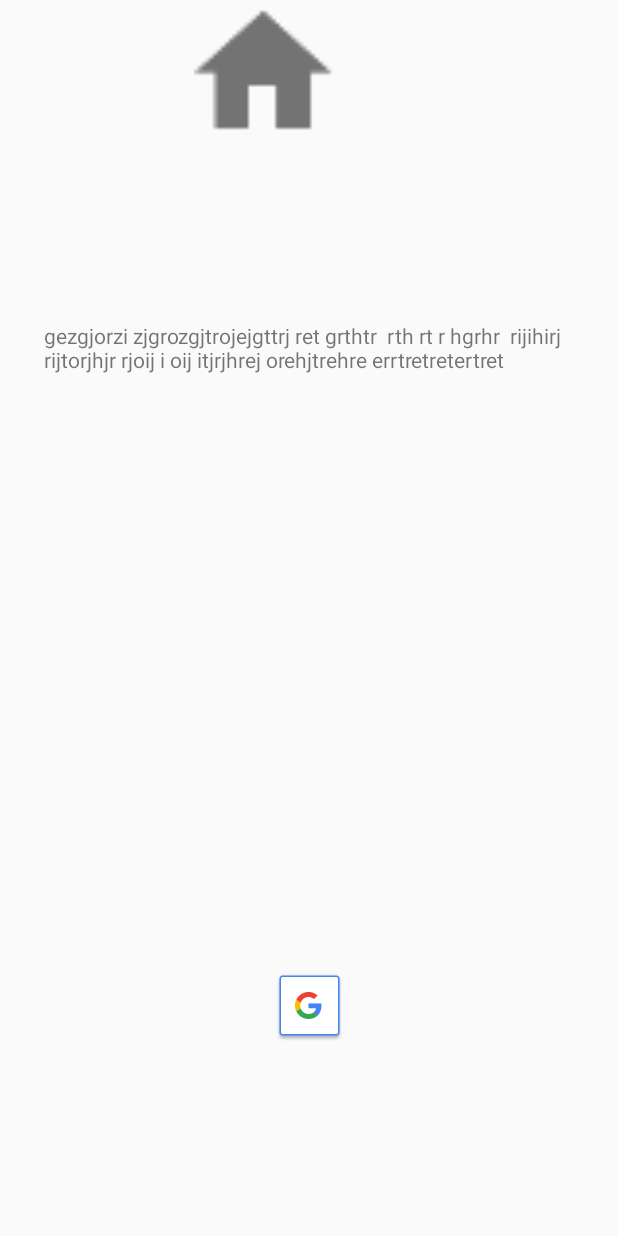
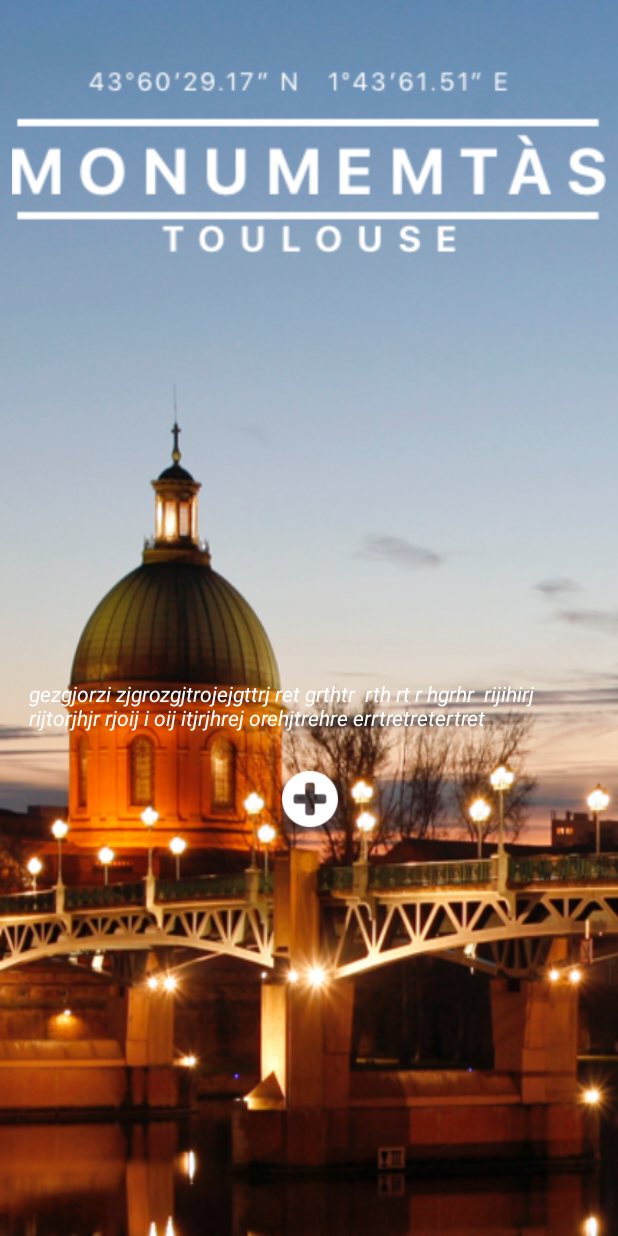
Before and after one commit to WildCodeSchool/android_hackathon3_patrimoine, an Android app: the layout activity_introduction.xml on its own in the app's theme, with its tools: preview values and no code run, on a phone screen of 412 x 824 dp. Run offline under Robolectric (Android 15) with nearby library versions, the phone set to English and light mode, and no system bars.

Commit message:
design, logo bla bla

```diff
--- a/app/src/main/AndroidManifest.xml
+++ b/app/src/main/AndroidManifest.xml
@@ -15,7 +15,7 @@
         android:supportsRtl="true"
         android:theme="@style/AppTheme">
         <activity android:name=".MainActivity" />
-        <activity android:name=".MapsActivity">
+        <activity android:name=".SplashScreenActivity">
             <intent-filter>
                 <action android:name="android.intent.action.MAIN" />
 
@@ -35,7 +35,7 @@
             android:value="@string/google_maps_key" />
 
         <activity
-            android:name=".SplashScreenActivity"
+            android:name=".MapsActivity"
             android:label="@string/title_activity_maps" />
         <activity android:name=".DescriptionActivity" />
 
--- a/app/src/main/java/patrimoine/wcs/fr/toulousemonuments/SplashScreenActivity.java
+++ b/app/src/main/java/patrimoine/wcs/fr/toulousemonuments/SplashScreenActivity.java
@@ -6,7 +6,7 @@ import android.os.Handler;
 import android.support.v7.app.AppCompatActivity;
 
 public class SplashScreenActivity extends AppCompatActivity {
-    private final int SPLASH_DISPLAY_LENGTH = 500;
+    private final int SPLASH_DISPLAY_LENGTH = 3000;
 
 
     @Override
--- a/app/src/main/res/layout/activity_introduction.xml
+++ b/app/src/main/res/layout/activity_introduction.xml
@@ -4,44 +4,49 @@
     xmlns:tools="http://schemas.android.com/tools"
     android:layout_width="match_parent"
     android:layout_height="match_parent"
+    android:background="@drawable/bckgrd"
     tools:context="patrimoine.wcs.fr.toulousemonuments.Introduction">
 
     <TextView
         android:id="@+id/textViewDescri"
-        android:layout_width="354dp"
-        android:layout_height="302dp"
-        android:layout_marginBottom="195dp"
+        android:layout_width="374dp"
+        android:layout_height="300dp"
+        android:layout_marginBottom="71dp"
         android:layout_marginEnd="8dp"
         android:layout_marginLeft="8dp"
         android:layout_marginRight="8dp"
         android:layout_marginStart="8dp"
+        android:textColor="@color/white"
+        android:textStyle="italic"
+        android:foregroundGravity="center_horizontal"
         android:text="gezgjorzi zjgrozgjtrojejgttrj ret grthtr  rth rt r hgrhr  rijihirj rijtorjhjr rjoij i oij itjrjhrej orehjtrehre errtretretertret"
         app:layout_constraintBottom_toBottomOf="parent"
         app:layout_constraintLeft_toLeftOf="parent"
-        app:layout_constraintRight_toRightOf="parent"
-        android:layout_marginTop="8dp"
-        app:layout_constraintTop_toBottomOf="@+id/imageViewTitreLogo" />
+        app:layout_constraintRight_toRightOf="parent" />
 
     <ImageView
         android:id="@+id/imageViewTitreLogo"
-        android:layout_width="352dp"
-        android:layout_height="93dp"
-        app:srcCompat="@drawable/ic_home"
-        tools:layout_editor_absoluteX="8dp"
-        tools:layout_editor_absoluteY="5dp" />
+        android:layout_width="match_parent"
+        android:layout_height="200dp"
+        android:layout_marginLeft="8dp"
+        android:layout_marginRight="8dp"
+        android:layout_marginTop="8dp"
+        app:layout_constraintLeft_toLeftOf="parent"
+        app:layout_constraintRight_toRightOf="parent"
+        app:layout_constraintTop_toTopOf="parent"
+        app:srcCompat="@drawable/nom_logo" />
 
     <ImageView
         android:id="@+id/imageViewValidation"
-        android:layout_width="wrap_content"
-        android:layout_height="wrap_content"
-        android:layout_marginBottom="8dp"
+        android:layout_width="57dp"
+        android:layout_height="37dp"
         android:layout_marginLeft="8dp"
         android:layout_marginRight="8dp"
-        android:layout_marginTop="8dp"
-        app:layout_constraintBottom_toBottomOf="parent"
         app:layout_constraintLeft_toLeftOf="parent"
         app:layout_constraintRight_toRightOf="parent"
-        app:layout_constraintTop_toBottomOf="@+id/textViewDescri"
-        app:srcCompat="@drawable/common_google_signin_btn_icon_dark" />
+        app:srcCompat="@drawable/plus_icon"
+        app:layout_constraintHorizontal_bias="0.501"
+        app:layout_constraintTop_toTopOf="@+id/imageViewTitreLogo"
+        android:layout_marginTop="506dp" />
 
 </android.support.constraint.ConstraintLayout>
--- a/app/src/main/res/layout/comment_item.xml
+++ b/app/src/main/res/layout/comment_item.xml
@@ -9,6 +9,7 @@
     <TextView
         android:id="@+id/textViewComment"
         android:textSize="20dp"
+        android:textColor="@color/white"
         android:layout_width="wrap_content"
         android:layout_height="wrap_content"
         android:layout_marginLeft="8dp"
--- a/app/src/main/res/layout/fragment_comment.xml
+++ b/app/src/main/res/layout/fragment_comment.xml
@@ -9,7 +9,8 @@
     <ListView
         android:id="@+id/listViewComment"
         android:layout_width="match_parent"
-        android:layout_height="match_parent" />
+        android:layout_height="match_parent"
+        />
 
     <android.support.design.widget.FloatingActionButton
         android:id="@+id/fab"
--- a/app/src/main/res/layout/fragment_desciption.xml
+++ b/app/src/main/res/layout/fragment_desciption.xml
@@ -59,7 +59,7 @@
             android:id="@+id/imageViewMonEtoile"
             android:layout_width="wrap_content"
             android:layout_height="wrap_content"
-            app:srcCompat="@android:drawable/btn_star_big_on"
+            android:background="@drawable/star_empty"
             android:layout_marginLeft="16dp"
             app:layout_constraintLeft_toLeftOf="parent"
             app:layout_constraintTop_toTopOf="parent"
@@ -70,7 +70,7 @@
             android:id="@+id/imageViewRating"
             android:layout_width="wrap_content"
             android:layout_height="wrap_content"
-            app:srcCompat="@android:drawable/btn_star_big_on"
+            android:background="@drawable/star_full"
             android:layout_marginRight="55dp"
             app:layout_constraintRight_toRightOf="parent"
             app:layout_constraintTop_toTopOf="parent"
--- a/app/src/main/res/layout/record_item.xml
+++ b/app/src/main/res/layout/record_item.xml
@@ -26,6 +26,9 @@
         android:layout_marginBottom="8dp"
         android:layout_marginLeft="8dp"
         android:text="TextView"
+        android:textSize="19dp"
+        android:textStyle="bold"
+        android:textColor="@color/white"
         app:layout_constraintBottom_toBottomOf="@+id/imageViewListRecord"
         app:layout_constraintLeft_toLeftOf="@+id/imageViewListRecord"
         android:layout_marginStart="8dp" />
--- a/app/src/main/res/values/colors.xml
+++ b/app/src/main/res/values/colors.xml
@@ -3,4 +3,5 @@
     <color name="colorPrimary">#3F51B5</color>
     <color name="colorPrimaryDark">#303F9F</color>
     <color name="colorAccent">#FF4081</color>
+    <color name="white">#FFFF</color>
 </resources>
```
Also changed, not shown: app/src/main/res/layout/activity_main.xml (+21 -17 lines), app/src/main/res/layout/activity_splash_screen.xml (+6 -8 lines).
